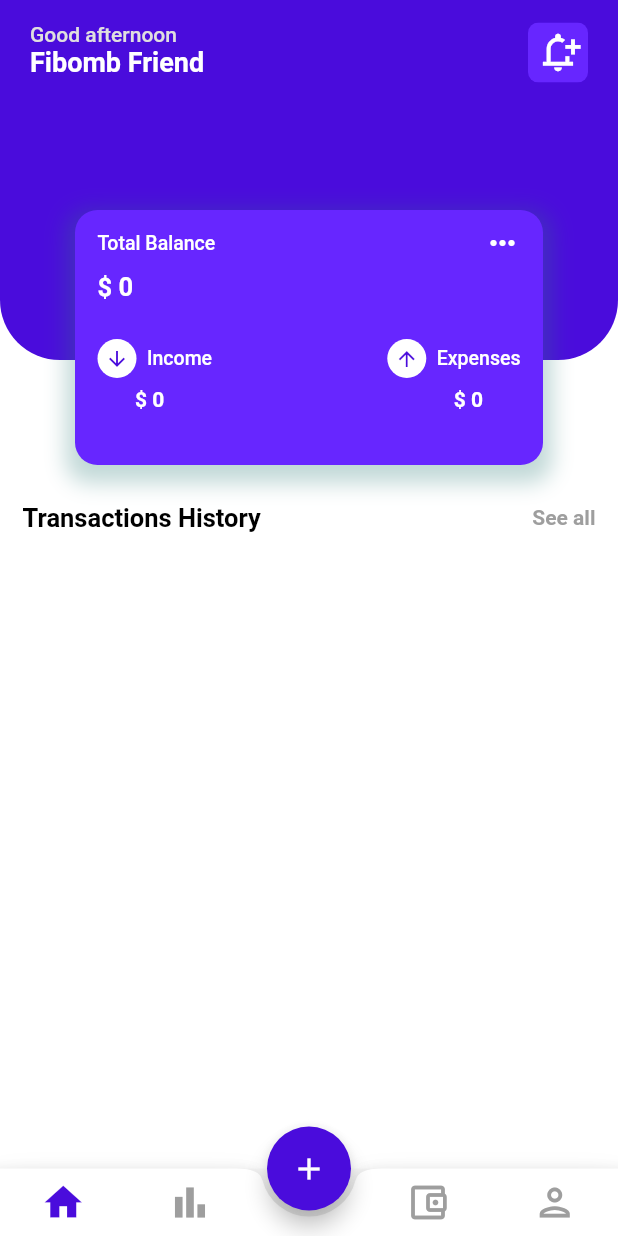
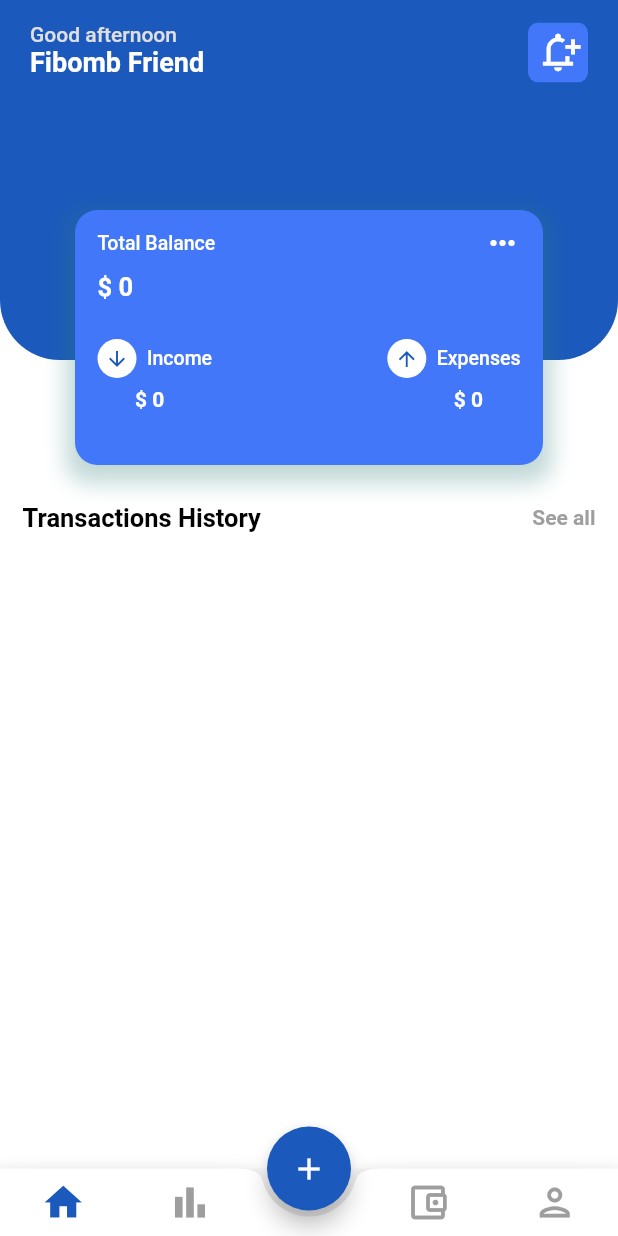
Before and after one commit to ahmadriski23/FinanceApp-Flutter, a Flutter app: the screen it shows after launch, on a phone screen of 412 x 824 dp. Run offline on Flutter 3.47's test engine with Material 2 defaults, Android fonts, the phone set to English and light mode, and no system bars; our stand-ins replace animated_splash_screen, hive, hive_flutter, syncfusion_flutter_charts; missing offline and left inert: status_alert; accounts and stored records are empty.

Commit message:
update color and ui

```diff
--- a/lib/const.dart
+++ b/lib/const.dart
@@ -1,4 +1,4 @@
 import 'package:flutter/material.dart';
 
-final kPrimaryColor = Color.fromARGB(255, 74, 12, 220);
-final kShadowColor = Color.fromARGB(255, 103, 38, 255);
+final kPrimaryColor = Color.fromARGB(255, 27, 89, 188);
+final kShadowColor = Color.fromARGB(255, 67, 119, 250);
--- a/lib/widgets/headHomePage.dart
+++ b/lib/widgets/headHomePage.dart
@@ -93,14 +93,11 @@ class _HeadHomePageState extends State<HeadHomePage> {
           ],
         ),
         Container(
-          child: Padding(
-            padding: const EdgeInsets.only(top: 140),
-            child: Container(
           child: Positioned(
             child: Align(
               alignment: Alignment.topCenter,
               child: Padding(
-                    padding: const EdgeInsets.fromLTRB(50, 0, 50, 0),
+                padding: const EdgeInsets.fromLTRB(50, 140, 50, 0),
                 child: Container(
                   height: 170,
                   width: MediaQuery.of(context).size.width,
@@ -215,8 +212,8 @@ class _HeadHomePageState extends State<HeadHomePage> {
                         ),
                       ),
                       Padding(
-                            padding: EdgeInsets.symmetric(
-                                horizontal: 40, vertical: 6),
+                        padding:
+                            EdgeInsets.symmetric(horizontal: 40, vertical: 6),
                         child: Row(
                           mainAxisAlignment: MainAxisAlignment.spaceBetween,
                           children: [
@@ -244,8 +241,6 @@ class _HeadHomePageState extends State<HeadHomePage> {
             ),
           ),
         ),
-          ),
-        )
       ],
     );
   }
```
Lines whose indentation alone changed are shown as unchanged.
